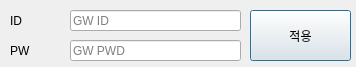
Qt form QT/userset.ui (ks00141/ks00141) before a commit.
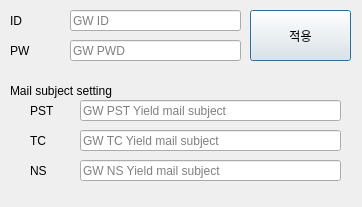
The same form after that commit.

```diff
--- a/QT/userset.ui
+++ b/QT/userset.ui
@@ -6,8 +6,8 @@
    <rect>
     <x>0</x>
     <y>0</y>
-    <width>356</width>
-    <height>67</height>
+    <width>362</width>
+    <height>207</height>
    </rect>
   </property>
   <property name="windowTitle">
@@ -81,6 +81,115 @@
     <string>적용</string>
    </property>
   </widget>
+  <widget class="QLabel" name="label_3">
+   <property name="geometry">
+    <rect>
+     <x>10</x>
+     <y>80</y>
+     <width>111</width>
+     <height>21</height>
+    </rect>
+   </property>
+   <property name="text">
+    <string>Mail subject setting</string>
+   </property>
+  </widget>
+  <widget class="QLabel" name="label_4">
+   <property name="geometry">
+    <rect>
+     <x>30</x>
+     <y>100</y>
+     <width>31</width>
+     <height>21</height>
+    </rect>
+   </property>
+   <property name="text">
+    <string>PST</string>
+   </property>
+  </widget>
+  <widget class="QLabel" name="label_5">
+   <property name="geometry">
+    <rect>
+     <x>30</x>
+     <y>130</y>
+     <width>21</width>
+     <height>21</height>
+    </rect>
+   </property>
+   <property name="text">
+    <string>TC</string>
+   </property>
+  </widget>
+  <widget class="QLabel" name="label_6">
+   <property name="geometry">
+    <rect>
+     <x>30</x>
+     <y>160</y>
+     <width>21</width>
+     <height>21</height>
+    </rect>
+   </property>
+   <property name="text">
+    <string>NS</string>
+   </property>
+  </widget>
+  <widget class="QLineEdit" name="pst_mail_subject">
+   <property name="geometry">
+    <rect>
+     <x>80</x>
+     <y>100</y>
+     <width>261</width>
+     <height>21</height>
+    </rect>
+   </property>
+   <property name="inputMethodHints">
+    <set>Qt::ImhNone</set>
+   </property>
+   <property name="echoMode">
+    <enum>QLineEdit::Normal</enum>
+   </property>
+   <property name="placeholderText">
+    <string>GW PST Yield mail subject</string>
+   </property>
+  </widget>
+  <widget class="QLineEdit" name="tc_mail_subject">
+   <property name="geometry">
+    <rect>
+     <x>80</x>
+     <y>130</y>
+     <width>261</width>
+     <height>21</height>
+    </rect>
+   </property>
+   <property name="inputMethodHints">
+    <set>Qt::ImhNone</set>
+   </property>
+   <property name="echoMode">
+    <enum>QLineEdit::Normal</enum>
+   </property>
+   <property name="placeholderText">
+    <string>GW TC Yield mail subject</string>
+   </property>
+  </widget>
+  <widget class="QLineEdit" name="ns_mail_subject">
+   <property name="geometry">
+    <rect>
+     <x>80</x>
+     <y>160</y>
+     <width>261</width>
+     <height>21</height>
+    </rect>
+   </property>
+   <property name="inputMethodHints">
+    <set>Qt::ImhNone</set>
+   </property>
+   <property name="echoMode">
+    <enum>QLineEdit::Normal</enum>
+   </property>
+   <property name="placeholderText">
+    <string>GW NS Yield mail subject</string>
+   </property>
+  </widget>
  </widget>
  <resources/>
  <connections/>
```
